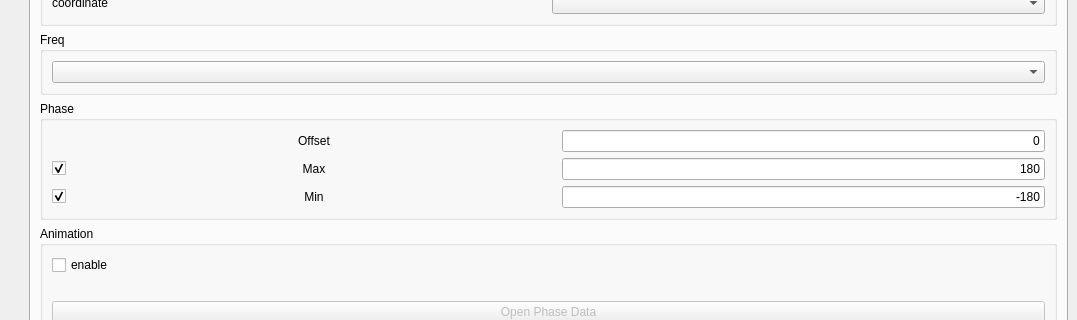
Before: the Qt Designer form ui/main_window.ui in yn4k4nishi/aemwel_viewer, drawn with Qt 5; both pictures show x 0 to 1077 and y 128 to 448 of the 1077 by 759 pixel window.
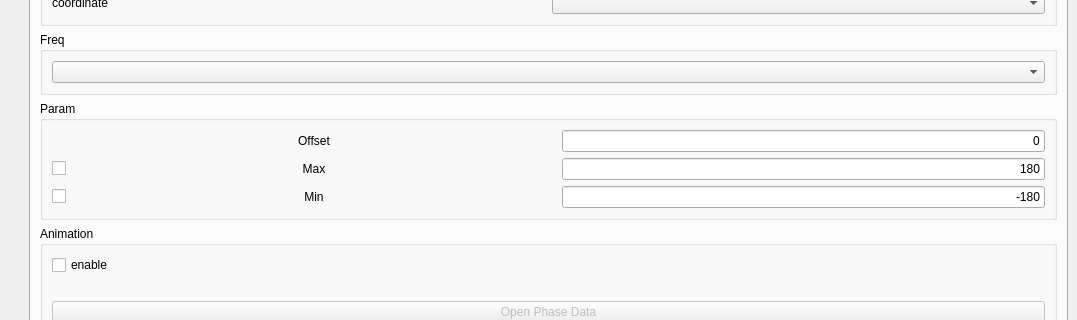
After: the same form once the commit is applied.

```diff
--- a/ui/main_window.ui
+++ b/ui/main_window.ui
@@ -204,7 +204,7 @@
                </sizepolicy>
               </property>
               <property name="title">
-               <string>Phase</string>
+               <string>Param</string>
               </property>
               <layout class="QVBoxLayout" name="verticalLayout_8">
                <item>
@@ -305,7 +305,7 @@
                     <string/>
                    </property>
                    <property name="checked">
-                    <bool>true</bool>
+                    <bool>false</bool>
                    </property>
                   </widget>
                  </item>
@@ -321,7 +321,7 @@
                     <string/>
                    </property>
                    <property name="checked">
-                    <bool>true</bool>
+                    <bool>false</bool>
                    </property>
                   </widget>
                  </item>
```
